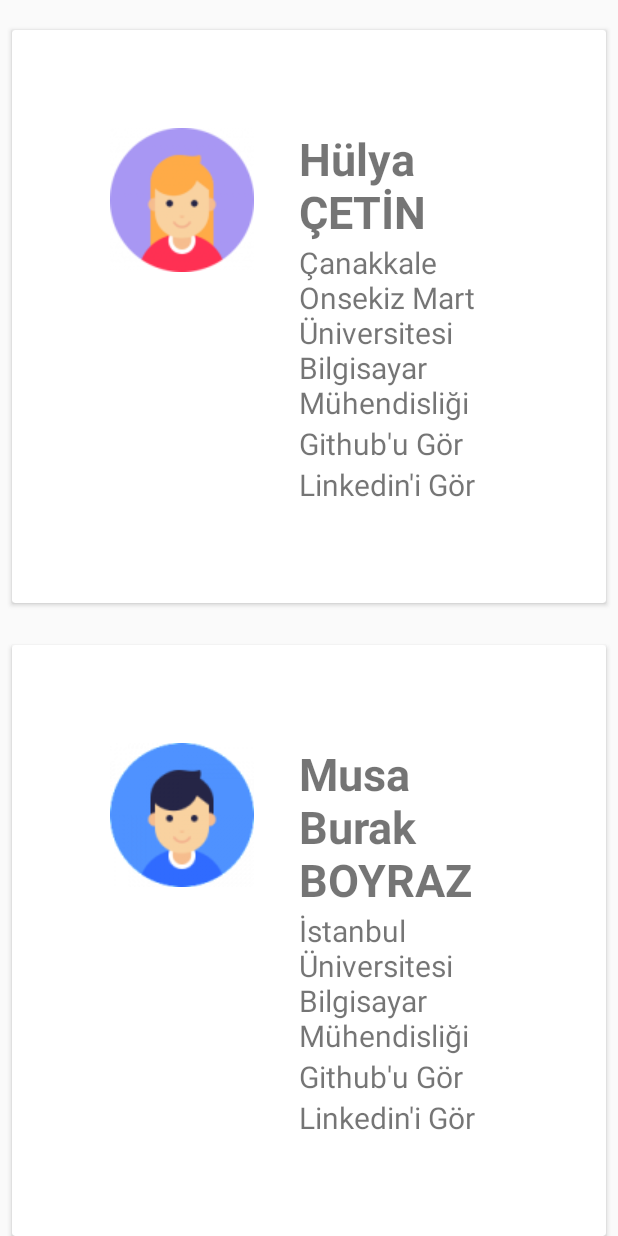
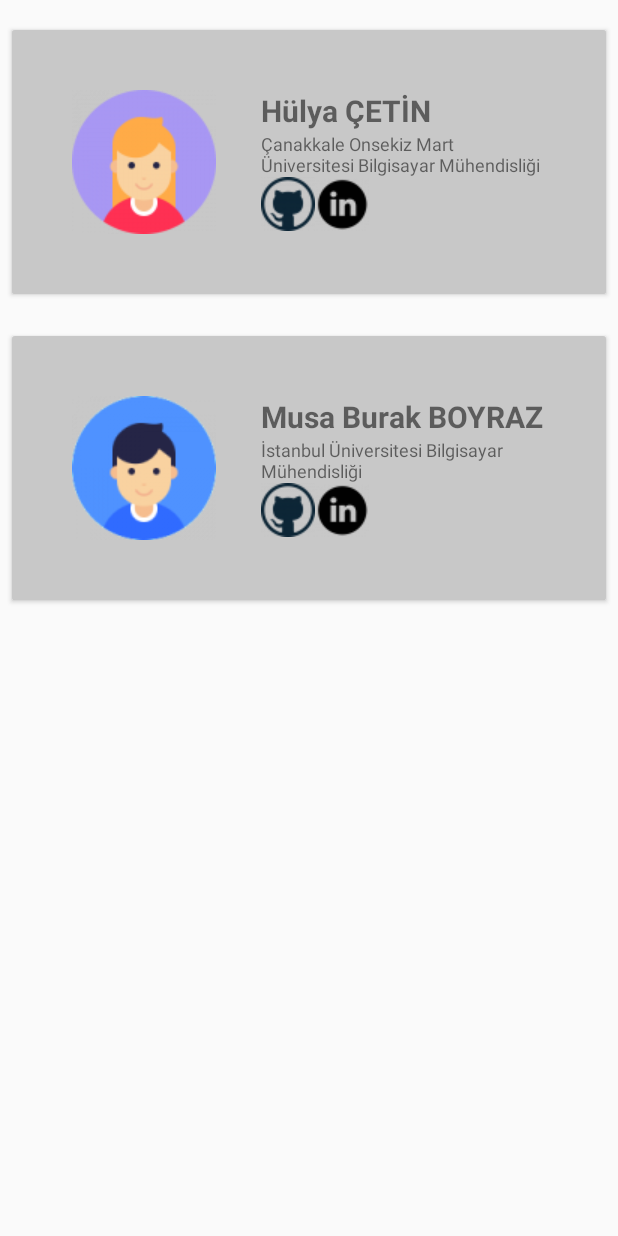
Before and after one commit to mbboyraz/BugunYemekteNeVar, an Android app: the AboutUsActivity screen opened directly, with no data from a screen before it, on a phone screen of 412 x 824 dp. Run offline under Robolectric (Android 15) with nearby library versions, the phone set to English and light mode, and no system bars.

Commit message:
github ve linkedin iconları eklendi

```diff
--- a/app/src/main/AndroidManifest.xml
+++ b/app/src/main/AndroidManifest.xml
@@ -7,7 +7,7 @@
     <application
         android:name=".controller.AppController"
         android:allowBackup="true"
-        android:icon="@mipmap/ic_launcher"
+        android:icon="@drawable/logo"
         android:label="@string/app_name"
         android:roundIcon="@mipmap/ic_launcher_round"
         android:supportsRtl="true"
--- a/app/src/main/java/com/example/hulya/yemekhane/adapter/RecyclerAboutUsAdapter.java
+++ b/app/src/main/java/com/example/hulya/yemekhane/adapter/RecyclerAboutUsAdapter.java
@@ -41,26 +41,26 @@ public class RecyclerAboutUsAdapter extends RecyclerView.Adapter<RecyclerAboutUs
         AboutUsVM selectedAboutUsVM = getItem(position);
         holder.person_name.setText(selectedAboutUsVM.getPerson_name());
         holder.person_information.setText(selectedAboutUsVM.getPerson_information());
-        holder.github.setText(selectedAboutUsVM.getGithub());
-        holder.linkedin.setText(selectedAboutUsVM.getLinkedin());
         holder.person_photo.setImageResource(selectedAboutUsVM.getPerson_photo());
-        holder.github.setTag(selectedAboutUsVM.getGithub_link());
-        holder.github.setOnClickListener(this);
-        holder.linkedin.setTag(selectedAboutUsVM.getLinkedin_link());
-        holder.linkedin.setOnClickListener(this);
+        holder.icon_github.setImageResource(selectedAboutUsVM.getIcon_github());
+        holder.icon_linkedin.setImageResource(selectedAboutUsVM.getIcon_linkedin());
+        holder.icon_github.setTag(selectedAboutUsVM.getGithub_link());
+        holder.icon_github.setOnClickListener(this);
+        holder.icon_linkedin.setTag(selectedAboutUsVM.getLinkedin_link());
+        holder.icon_linkedin.setOnClickListener(this);
     }
 
     @Override
     public void onClick(View view) {
 
         switch (view.getId()) {
-            case R.id.activity_about_us_textview_github1:
+            case R.id.activity_about_us_imageview_github:
                 link = (String) view.getTag();
                 Uri link1 = Uri.parse(link);
                 Intent intent1 = new Intent(Intent.ACTION_VIEW, link1);
                 view.getContext().startActivity(intent1);
                 break;
-            case R.id.activity_about_us_textview_linkedin1:
+            case R.id.activity_about_us_imageview_linkedin:
                 link = (String) view.getTag();
                 Uri link2 = Uri.parse(link);
                 Intent intent2 = new Intent(Intent.ACTION_VIEW, link2);
--- a/app/src/main/java/com/example/hulya/yemekhane/adapter/RecyclerAboutUsViewHolder.java
+++ b/app/src/main/java/com/example/hulya/yemekhane/adapter/RecyclerAboutUsViewHolder.java
@@ -18,7 +18,7 @@ public class RecyclerAboutUsViewHolder extends RecyclerView.ViewHolder {
     public ImageView person_photo = null;
     public TextView person_name = null;
     public TextView person_information = null;
-    public TextView github, linkedin = null;
+    public ImageView icon_github, icon_linkedin = null;
 
 
     public RecyclerAboutUsViewHolder(View itemView) {
@@ -28,8 +28,10 @@ public class RecyclerAboutUsViewHolder extends RecyclerView.ViewHolder {
         person_photo = itemView.findViewById(R.id.activity_about_us_imageview_person_photo1);
         person_name = itemView.findViewById(R.id.activity_about_us_textview_person_name1);
         person_information = itemView.findViewById(R.id.activity_about_us_textview_person_information1);
-        github = itemView.findViewById(R.id.activity_about_us_textview_github1);
-        linkedin = itemView.findViewById(R.id.activity_about_us_textview_linkedin1);
+        icon_github = itemView.findViewById(R.id.activity_about_us_imageview_github);
+        icon_linkedin = itemView.findViewById(R.id.activity_about_us_imageview_linkedin);
+
+
 
 
     }
--- a/app/src/main/java/com/example/hulya/yemekhane/dummydata/DeveloperInformationData.java
+++ b/app/src/main/java/com/example/hulya/yemekhane/dummydata/DeveloperInformationData.java
@@ -6,6 +6,8 @@ import java.util.ArrayList;
 
 import static com.example.hulya.yemekhane.R.drawable.boy;
 import static com.example.hulya.yemekhane.R.drawable.girl;
+import static com.example.hulya.yemekhane.R.drawable.icon_github;
+import static com.example.hulya.yemekhane.R.drawable.icon_linkedin;
 
 
 /**
@@ -22,10 +24,10 @@ public class DeveloperInformationData {
         AboutUsVM aboutUsVM = new AboutUsVM();
         aboutUsVM.setPerson_name("Hülya ÇETİN");
         aboutUsVM.setPerson_information("Çanakkale Onsekiz Mart Üniversitesi Bilgisayar Mühendisliği");
-        aboutUsVM.setGithub("Github'u Gör");
-        aboutUsVM.setLinkedin("Linkedin'i Gör");
         aboutUsVM.setGithub_link("https://github.com/hulyacetin");
         aboutUsVM.setLinkedin_link("https://www.linkedin.com/in/h%C3%BClya-%C3%A7etin-794799136/");
+        aboutUsVM.setIcon_github(icon_github);
+        aboutUsVM.setIcon_linkedin(icon_linkedin);
         aboutUsVM.setPerson_photo(girl);
 
         listAboutUs.add(aboutUsVM);
@@ -33,12 +35,11 @@ public class DeveloperInformationData {
         aboutUsVM = new AboutUsVM();
         aboutUsVM.setPerson_name("Musa Burak BOYRAZ");
         aboutUsVM.setPerson_information("İstanbul Üniversitesi Bilgisayar Mühendisliği");
-        aboutUsVM.setGithub("Github'u Gör");
-        aboutUsVM.setLinkedin("Linkedin'i Gör");
         aboutUsVM.setLinkedin_link("https://www.linkedin.com/in/musa-burak-boyraz-24a481116/?ppe=1");
         aboutUsVM.setGithub_link("https://github.com/mbboyraz");
         aboutUsVM.setPerson_photo(boy);
-
+        aboutUsVM.setIcon_github(icon_github);
+        aboutUsVM.setIcon_linkedin(icon_linkedin);
         listAboutUs.add(aboutUsVM);
 
         return listAboutUs;
--- a/app/src/main/java/com/example/hulya/yemekhane/viewmodel/AboutUsVM.java
+++ b/app/src/main/java/com/example/hulya/yemekhane/viewmodel/AboutUsVM.java
@@ -11,9 +11,25 @@ public class AboutUsVM {
     public int person_photo;
     public String person_name;
     public String person_information;
-    public String github, linkedin;
     public String linkedin_link;
     public String github_link;
+    public int icon_github, icon_linkedin;
+
+    public int getIcon_github() {
+        return icon_github;
+    }
+
+    public void setIcon_github(int icon_github) {
+        this.icon_github = icon_github;
+    }
+
+    public int getIcon_linkedin() {
+        return icon_linkedin;
+    }
+
+    public void setIcon_linkedin(int icon_linkedin) {
+        this.icon_linkedin = icon_linkedin;
+    }
 
     public String getGithub_link() {
         return github_link;
@@ -56,19 +72,4 @@ public class AboutUsVM {
         this.person_information = person_information;
     }
 
-    public String getGithub() {
-        return github;
-    }
-
-    public void setGithub(String github) {
-        this.github = github;
-    }
-
-    public String getLinkedin() {
-        return linkedin;
-    }
-
-    public void setLinkedin(String linkedin) {
-        this.linkedin = linkedin;
-    }
 }
--- a/app/src/main/res/layout/adapter_about_us.xml
+++ b/app/src/main/res/layout/adapter_about_us.xml
@@ -17,7 +17,8 @@
         <RelativeLayout
             android:layout_width="match_parent"
             android:layout_height="wrap_content"
-            android:padding="65dp">
+            android:background="@color/cardview_shadow_start_color"
+            android:padding="40dp">
 
             <ImageView
                 android:id="@+id/activity_about_us_imageview_person_photo1"
@@ -34,7 +35,7 @@
                 android:layout_alignParentTop="true"
                 android:layout_toRightOf="@+id/activity_about_us_imageview_person_photo1"
                 android:text="Hülya Çetin"
-                android:textSize="30sp"
+                android:textSize="20sp"
                 android:textStyle="bold" />
 
             <TextView
@@ -43,27 +44,28 @@
                 android:layout_height="wrap_content"
                 android:layout_below="@+id/activity_about_us_textview_person_name1"
                 android:layout_toRightOf="@+id/activity_about_us_imageview_person_photo1"
-                android:textSize="20dp" />
+                android:textSize="12dp" />
 
-            <TextView
-                android:id="@+id/activity_about_us_textview_github1"
-                android:layout_width="match_parent"
+
+            <ImageView
+                android:id="@+id/activity_about_us_imageview_github"
+                android:layout_width="wrap_content"
                 android:layout_height="wrap_content"
                 android:layout_below="@+id/activity_about_us_textview_person_information1"
                 android:layout_toRightOf="@+id/activity_about_us_imageview_person_photo1"
                 android:clickable="true"
-                android:onClick="onClick"
-                android:textSize="20dp" />
+                android:onClick="onClick" />
 
-            <TextView
-                android:id="@+id/activity_about_us_textview_linkedin1"
-                android:layout_width="match_parent"
+
+            <ImageView
+                android:id="@+id/activity_about_us_imageview_linkedin"
+                android:layout_width="wrap_content"
                 android:layout_height="wrap_content"
-                android:layout_below="@+id/activity_about_us_textview_github1"
-                android:layout_toRightOf="@+id/activity_about_us_imageview_person_photo1"
+                android:layout_below="@+id/activity_about_us_textview_person_information1"
+                android:layout_toRightOf="@+id/activity_about_us_imageview_github"
                 android:clickable="true"
-                android:onClick="onClick"
-                android:textSize="20dp" />
+                android:onClick="onClick" />
+
 
         </RelativeLayout>
 
--- a/app/src/main/res/values/colors.xml
+++ b/app/src/main/res/values/colors.xml
@@ -5,4 +5,6 @@
     <color name="colortext">#fff</color>
     <color name="splash_screen">#f8f7db</color>
     <color name="spinner_border_color">#000</color>
+    <color name="color_aboutus_cardview">#eda8a8</color>
+    <color name="color_links">#103fd9</color>
 </resources>
```
Also changed, not shown: app/src/main/java/com/example/hulya/yemekhane/dummydata/FirebaseDataList.java (deleted, +0 -28 lines), app/src/main/res/layout/adapter_item_foodlist.xml (+6 -3 lines), app/src/main/res/drawable/girl.png, app/src/main/res/drawable/icon_github.png (added), app/src/main/res/drawable/icon_linkedin.png (added), app/src/main/res/drawable/logo.png (added).
